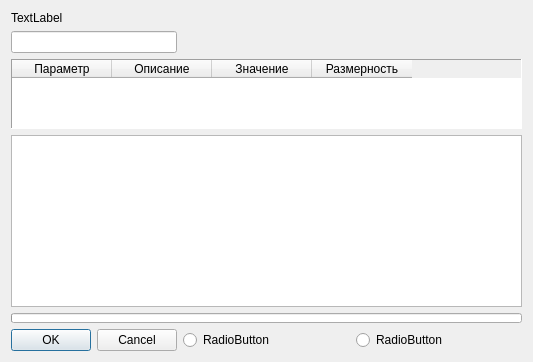
Old version of the form changer_dialog.ui in the repository hochu-leto/EVIS.
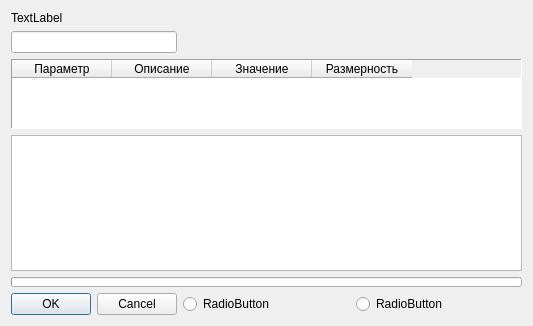
New version of the form.

Diff of the .ui file:
```diff
--- a/changer_dialog.ui
+++ b/changer_dialog.ui
@@ -7,7 +7,7 @@
     <x>0</x>
     <y>0</y>
     <width>533</width>
-    <height>362</height>
+    <height>326</height>
    </rect>
   </property>
   <property name="sizePolicy">
```
